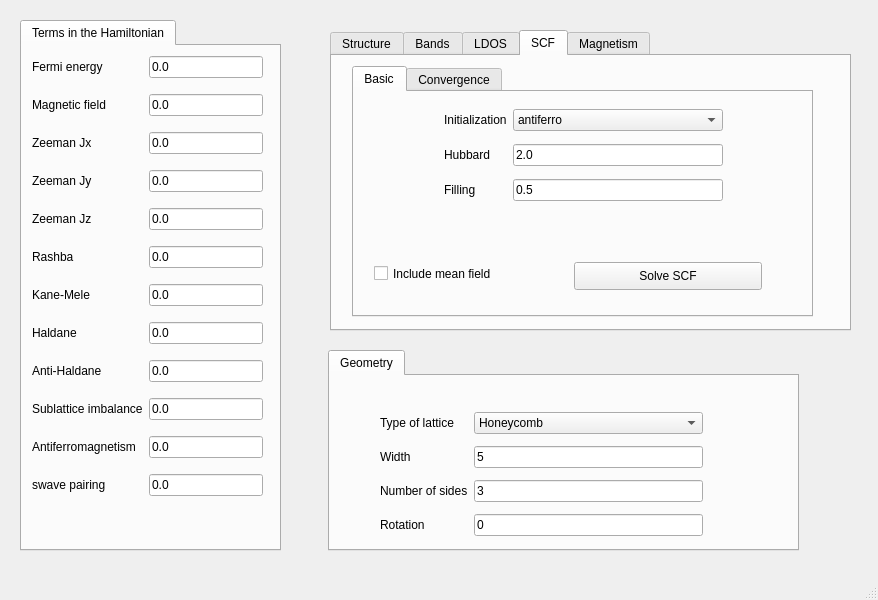
Qt form development/interface-pyqt/0d/interface.ui (joselado/quantum-honeycomp) before a commit.
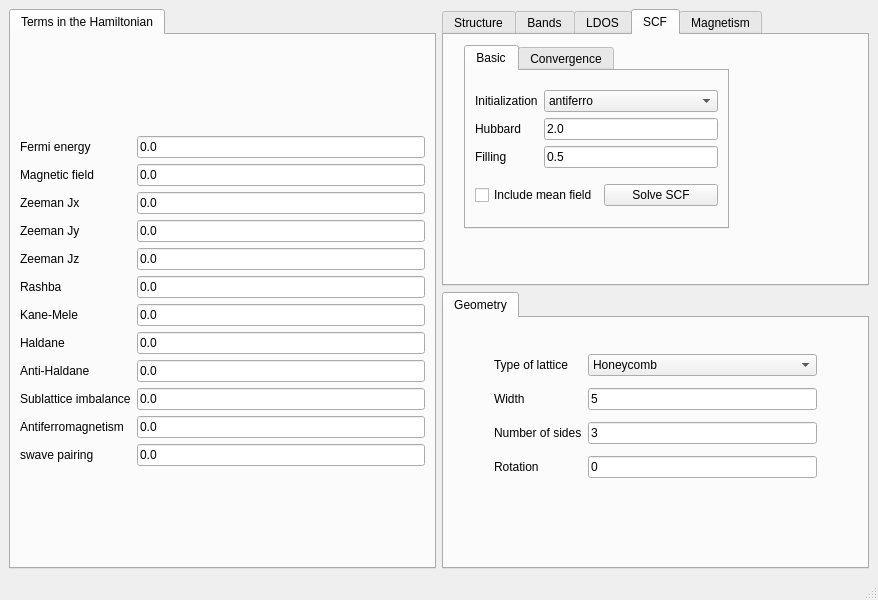
The same form after that commit. The open tabs and pages were chosen to show the change.

Patch:
```diff
--- a/development/interface-pyqt/0d/interface.ui
+++ b/development/interface-pyqt/0d/interface.ui
@@ -14,132 +14,9 @@
    <string>0D systems</string>
   </property>
   <widget class="QWidget" name="centralwidget">
-   <widget class="QTabWidget" name="tabWidget">
-    <property name="geometry">
-     <rect>
-      <x>328</x>
-      <y>350</y>
-      <width>471</width>
-      <height>201</height>
-     </rect>
-    </property>
-    <property name="currentIndex">
-     <number>0</number>
-    </property>
-    <property name="documentMode">
-     <bool>false</bool>
-    </property>
-    <property name="tabsClosable">
-     <bool>false</bool>
-    </property>
-    <property name="movable">
-     <bool>false</bool>
-    </property>
-    <widget class="QWidget" name="tab_2">
-     <attribute name="title">
-      <string>Geometry</string>
-     </attribute>
-     <widget class="QWidget" name="gridLayoutWidget_4">
-      <property name="geometry">
-       <rect>
-        <x>50</x>
-        <y>30</y>
-        <width>323</width>
-        <height>136</height>
-       </rect>
-      </property>
-      <layout class="QGridLayout" name="gridLayout_4">
-       <item row="2" column="1">
-        <widget class="QLineEdit" name="nsides">
-         <property name="text">
-          <string>3</string>
-         </property>
-        </widget>
-       </item>
-       <item row="2" column="0">
-        <widget class="QLabel" name="label_6">
-         <property name="text">
-          <string>Number of sides</string>
-         </property>
-        </widget>
-       </item>
-       <item row="0" column="0">
-        <widget class="QLabel" name="label_8">
-         <property name="text">
-          <string>Type of lattice</string>
-         </property>
-        </widget>
-       </item>
-       <item row="0" column="1">
-        <widget class="QComboBox" name="lattice">
-         <item>
-          <property name="text">
-           <string>Honeycomb</string>
-          </property>
-         </item>
-         <item>
-          <property name="text">
-           <string>Square</string>
-          </property>
-         </item>
-         <item>
-          <property name="text">
-           <string>Triangular</string>
-          </property>
-         </item>
-         <item>
-          <property name="text">
-           <string>Kagome</string>
-          </property>
-         </item>
-         <item>
-          <property name="text">
-           <string>Lieb</string>
-          </property>
-         </item>
-        </widget>
-       </item>
-       <item row="1" column="0">
-        <widget class="QLabel" name="label_2">
-         <property name="text">
-          <string>Width</string>
-         </property>
-        </widget>
-       </item>
-       <item row="1" column="1">
-        <widget class="QLineEdit" name="width">
-         <property name="text">
-          <string>5</string>
-         </property>
-        </widget>
-       </item>
-       <item row="3" column="0">
-        <widget class="QLabel" name="label_7">
-         <property name="text">
-          <string>Rotation</string>
-         </property>
-        </widget>
-       </item>
-       <item row="3" column="1">
-        <widget class="QLineEdit" name="rotation">
-         <property name="text">
-          <string>0</string>
-         </property>
-        </widget>
-       </item>
-      </layout>
-     </widget>
-    </widget>
-   </widget>
+   <layout class="QGridLayout" name="gridLayout_3">
+    <item row="0" column="0" rowspan="2">
    <widget class="QTabWidget" name="tabWidget_2">
-    <property name="geometry">
-     <rect>
-      <x>20</x>
-      <y>20</y>
-      <width>261</width>
-      <height>531</height>
-     </rect>
-    </property>
     <property name="currentIndex">
      <number>0</number>
     </property>
@@ -147,15 +24,8 @@
      <attribute name="title">
       <string>Terms in the Hamiltonian</string>
      </attribute>
-     <widget class="QWidget" name="gridLayoutWidget">
-      <property name="geometry">
-       <rect>
-        <x>10</x>
-        <y>0</y>
-        <width>231</width>
-        <height>464</height>
-       </rect>
-      </property>
+       <layout class="QGridLayout" name="gridLayout_8">
+        <item row="0" column="0">
       <layout class="QGridLayout" name="gridLayout">
        <item row="2" column="1">
         <widget class="QLineEdit" name="Bx">
@@ -332,78 +202,50 @@
         </widget>
        </item>
       </layout>
-     </widget>
-    </widget>
-   </widget>
+        </item>
+       </layout>
+      </widget>
+     </widget>
+    </item>
+    <item row="0" column="1">
    <widget class="QTabWidget" name="tabWidget_3">
-    <property name="geometry">
-     <rect>
-      <x>330</x>
-      <y>30</y>
-      <width>521</width>
-      <height>301</height>
-     </rect>
-    </property>
     <property name="currentIndex">
-     <number>3</number>
+       <number>0</number>
     </property>
     <widget class="QWidget" name="tab_4">
      <attribute name="title">
       <string>Structure</string>
      </attribute>
+       <layout class="QHBoxLayout" name="horizontalLayout">
+        <item>
      <widget class="QPushButton" name="show_structure">
-      <property name="geometry">
-       <rect>
-        <x>70</x>
-        <y>90</y>
-        <width>188</width>
-        <height>28</height>
-       </rect>
-      </property>
       <property name="text">
        <string>Show structure</string>
       </property>
      </widget>
+        </item>
+        <item>
      <widget class="QPushButton" name="show_structure_3d">
-      <property name="geometry">
-       <rect>
-        <x>290</x>
-        <y>90</y>
-        <width>188</width>
-        <height>28</height>
-       </rect>
-      </property>
       <property name="text">
        <string>Show structure 3D</string>
       </property>
      </widget>
+        </item>
+       </layout>
     </widget>
     <widget class="QWidget" name="tab_5">
      <attribute name="title">
       <string>Bands</string>
      </attribute>
+       <layout class="QGridLayout" name="gridLayout_9">
+        <item row="0" column="0">
      <widget class="QPushButton" name="show_bands">
-      <property name="geometry">
-       <rect>
-        <x>20</x>
-        <y>30</y>
-        <width>188</width>
-        <height>28</height>
-       </rect>
-      </property>
       <property name="text">
        <string>Band structure</string>
       </property>
      </widget>
-     <widget class="QWidget" name="gridLayoutWidget_2">
-      <property name="geometry">
-       <rect>
-        <x>30</x>
-        <y>70</y>
-        <width>184</width>
-        <height>64</height>
-       </rect>
-      </property>
+        </item>
+        <item row="1" column="0">
       <layout class="QGridLayout" name="gridLayout_2">
        <item row="0" column="0">
         <widget class="QLabel" name="label_15">
@@ -445,34 +287,15 @@
         </widget>
        </item>
       </layout>
-     </widget>
+        </item>
+       </layout>
     </widget>
     <widget class="QWidget" name="tab_7">
      <attribute name="title">
       <string>LDOS</string>
      </attribute>
-     <widget class="QPushButton" name="show_interactive_ldos">
-      <property name="geometry">
-       <rect>
-        <x>310</x>
-        <y>150</y>
-        <width>188</width>
-        <height>28</height>
-       </rect>
-      </property>
-      <property name="text">
-       <string>Show LDOS</string>
-      </property>
-     </widget>
-     <widget class="QWidget" name="gridLayoutWidget_6">
-      <property name="geometry">
-       <rect>
-        <x>20</x>
-        <y>10</y>
-        <width>251</width>
-        <height>176</height>
-       </rect>
-      </property>
+       <layout class="QGridLayout" name="gridLayout_11">
+        <item row="0" column="0">
       <layout class="QGridLayout" name="gridLayout_6">
        <item row="0" column="1">
         <widget class="QLineEdit" name="ne_ldos">
@@ -531,7 +354,15 @@
         </widget>
        </item>
       </layout>
-     </widget>
+        </item>
+        <item row="0" column="1">
+         <widget class="QPushButton" name="show_interactive_ldos">
+          <property name="text">
+           <string>Show LDOS</string>
+          </property>
+         </widget>
+        </item>
+       </layout>
     </widget>
     <widget class="QWidget" name="tab">
      <attribute name="title">
@@ -542,8 +373,8 @@
        <rect>
         <x>20</x>
         <y>10</y>
-        <width>461</width>
-        <height>251</height>
+          <width>265</width>
+          <height>184</height>
        </rect>
       </property>
       <property name="currentIndex">
@@ -553,15 +384,8 @@
        <attribute name="title">
         <string>Basic</string>
        </attribute>
-       <widget class="QWidget" name="gridLayoutWidget_10">
-        <property name="geometry">
-         <rect>
-          <x>90</x>
-          <y>10</y>
-          <width>279</width>
-          <height>109</height>
-         </rect>
-        </property>
+         <layout class="QGridLayout" name="gridLayout_5">
+          <item row="0" column="0" colspan="2">
         <layout class="QGridLayout" name="gridLayout_10">
          <item row="0" column="1">
           <widget class="QComboBox" name="scf_initialization">
@@ -618,47 +442,29 @@
           </widget>
          </item>
         </layout>
-       </widget>
+          </item>
+          <item row="1" column="0">
        <widget class="QCheckBox" name="do_scf">
-        <property name="geometry">
-         <rect>
-          <x>20</x>
-          <y>170</y>
-          <width>179</width>
-          <height>23</height>
-         </rect>
-        </property>
         <property name="text">
          <string>Include mean field</string>
         </property>
        </widget>
+          </item>
+          <item row="1" column="1">
        <widget class="QPushButton" name="solve_scf">
-        <property name="geometry">
-         <rect>
-          <x>220</x>
-          <y>170</y>
-          <width>188</width>
-          <height>28</height>
-         </rect>
-        </property>
         <property name="text">
          <string>Solve SCF</string>
         </property>
        </widget>
+          </item>
+         </layout>
       </widget>
       <widget class="QWidget" name="tab_11">
        <attribute name="title">
         <string>Convergence</string>
        </attribute>
-       <widget class="QWidget" name="gridLayoutWidget_12">
-        <property name="geometry">
-         <rect>
-          <x>30</x>
-          <y>30</y>
-          <width>215</width>
-          <height>161</height>
-         </rect>
-        </property>
+         <layout class="QGridLayout" name="gridLayout_7">
+          <item row="0" column="0">
         <layout class="QGridLayout" name="gridLayout_12">
          <item row="0" column="0">
           <widget class="QLabel" name="label_32">
@@ -689,7 +495,8 @@
           </widget>
          </item>
         </layout>
-       </widget>
+          </item>
+         </layout>
       </widget>
      </widget>
     </widget>
@@ -697,21 +504,130 @@
      <attribute name="title">
       <string>Magnetism</string>
      </attribute>
+       <layout class="QGridLayout" name="gridLayout_13">
+        <item row="0" column="0">
      <widget class="QPushButton" name="show_magnetism">
-      <property name="geometry">
-       <rect>
-        <x>120</x>
-        <y>110</y>
-        <width>191</width>
-        <height>27</height>
-       </rect>
-      </property>
       <property name="text">
        <string>Show magnetism</string>
       </property>
      </widget>
-    </widget>
-   </widget>
+        </item>
+       </layout>
+      </widget>
+     </widget>
+    </item>
+    <item row="1" column="1">
+     <widget class="QTabWidget" name="tabWidget">
+      <property name="currentIndex">
+       <number>0</number>
+      </property>
+      <property name="documentMode">
+       <bool>false</bool>
+      </property>
+      <property name="tabsClosable">
+       <bool>false</bool>
+      </property>
+      <property name="movable">
+       <bool>false</bool>
+      </property>
+      <widget class="QWidget" name="tab_2">
+       <attribute name="title">
+        <string>Geometry</string>
+       </attribute>
+       <widget class="QWidget" name="gridLayoutWidget_4">
+        <property name="geometry">
+         <rect>
+          <x>50</x>
+          <y>30</y>
+          <width>323</width>
+          <height>136</height>
+         </rect>
+        </property>
+        <layout class="QGridLayout" name="gridLayout_4">
+         <item row="2" column="1">
+          <widget class="QLineEdit" name="nsides">
+           <property name="text">
+            <string>3</string>
+           </property>
+          </widget>
+         </item>
+         <item row="2" column="0">
+          <widget class="QLabel" name="label_6">
+           <property name="text">
+            <string>Number of sides</string>
+           </property>
+          </widget>
+         </item>
+         <item row="0" column="0">
+          <widget class="QLabel" name="label_8">
+           <property name="text">
+            <string>Type of lattice</string>
+           </property>
+          </widget>
+         </item>
+         <item row="0" column="1">
+          <widget class="QComboBox" name="lattice">
+           <item>
+            <property name="text">
+             <string>Honeycomb</string>
+            </property>
+           </item>
+           <item>
+            <property name="text">
+             <string>Square</string>
+            </property>
+           </item>
+           <item>
+            <property name="text">
+             <string>Triangular</string>
+            </property>
+           </item>
+           <item>
+            <property name="text">
+             <string>Kagome</string>
+            </property>
+           </item>
+           <item>
+            <property name="text">
+             <string>Lieb</string>
+            </property>
+           </item>
+          </widget>
+         </item>
+         <item row="1" column="0">
+          <widget class="QLabel" name="label_2">
+           <property name="text">
+            <string>Width</string>
+           </property>
+          </widget>
+         </item>
+         <item row="1" column="1">
+          <widget class="QLineEdit" name="width">
+           <property name="text">
+            <string>5</string>
+           </property>
+          </widget>
+         </item>
+         <item row="3" column="0">
+          <widget class="QLabel" name="label_7">
+           <property name="text">
+            <string>Rotation</string>
+           </property>
+          </widget>
+         </item>
+         <item row="3" column="1">
+          <widget class="QLineEdit" name="rotation">
+           <property name="text">
+            <string>0</string>
+           </property>
+          </widget>
+         </item>
+        </layout>
+       </widget>
+      </widget>
+     </widget>
+    </item>
+   </layout>
   </widget>
   <widget class="QMenuBar" name="menubar">
    <property name="geometry">
```
Lines whose indentation alone changed are shown as unchanged.
